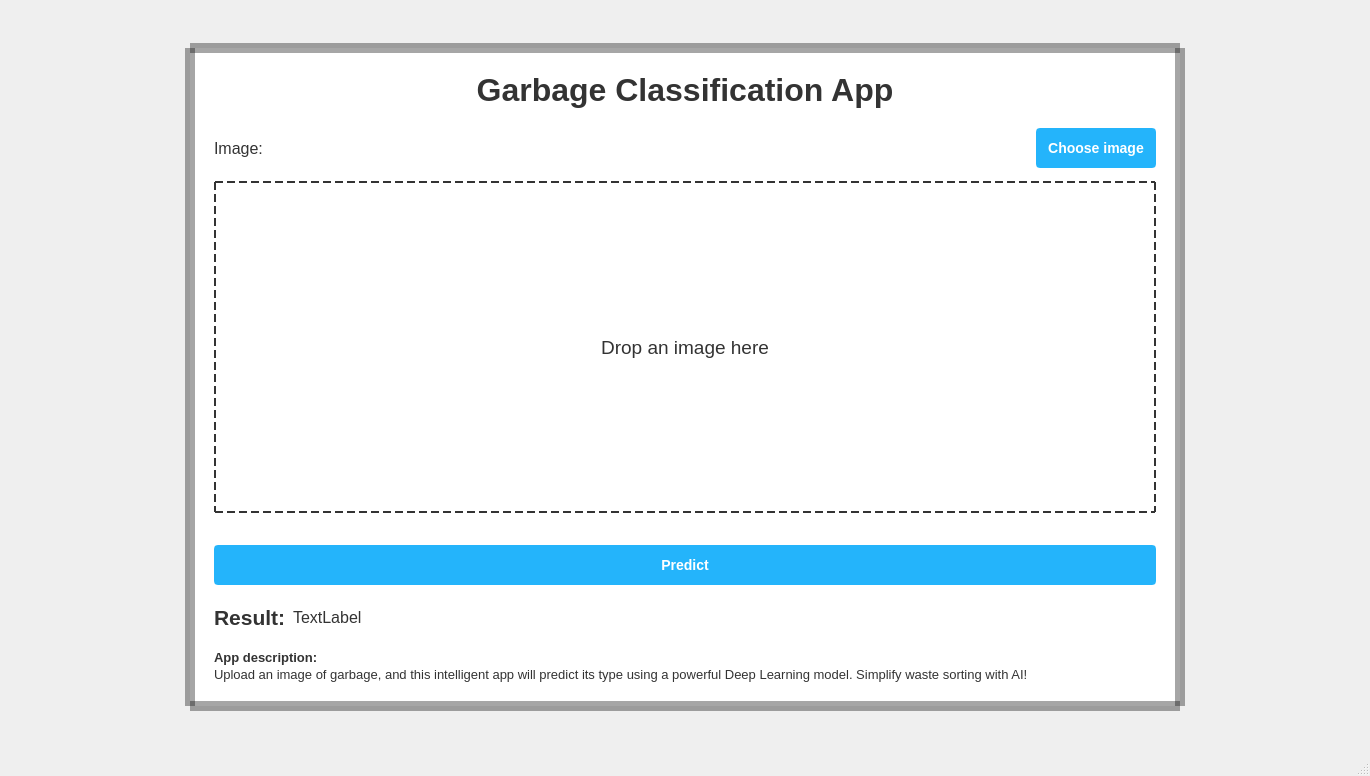
Above: ui/classify.ui from minhluquang/Garbage-Classification before the change. Below: the same form after it.
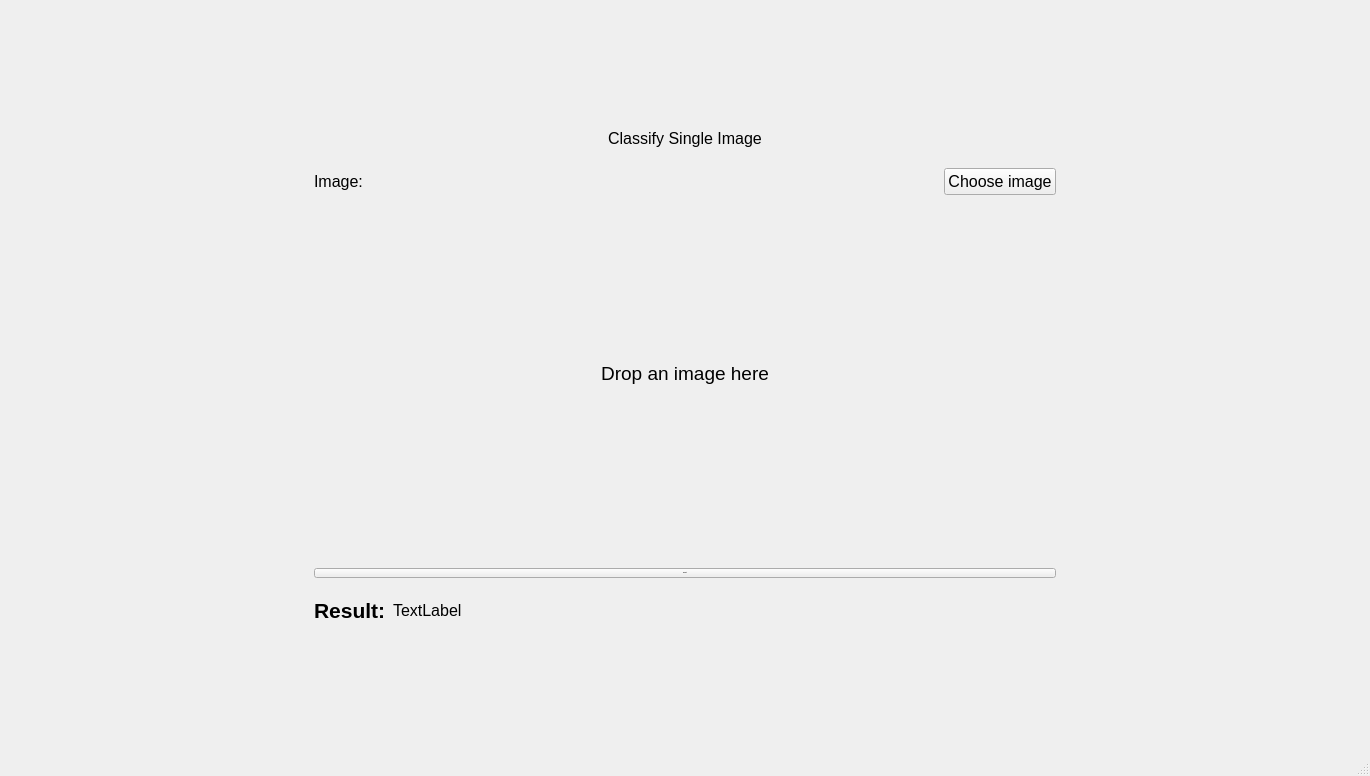
That is the form after the change. Icons and pictures are not drawn.

Diff of the .ui file:
```diff
--- a/ui/classify.ui
+++ b/ui/classify.ui
@@ -19,12 +19,6 @@
     <verstretch>0</verstretch>
    </sizepolicy>
   </property>
-  <property name="minimumSize">
-   <size>
-    <width>1200</width>
-    <height>700</height>
-   </size>
-  </property>
   <property name="font">
    <font>
     <pointsize>12</pointsize>
@@ -36,15 +30,11 @@
    <string>MainWindow</string>
   </property>
   <property name="styleSheet">
-   <string notr="true">QMainWindow {
-	border-image: url(assets/img/background.png);
-}
-
+   <string notr="true">
 /* Set background for widget */
 #widget {
-    background-color: #fff;
+    background-color: #fafafa;
     border-radius: 5px;
-	border: 10px solid rgba(0, 0, 0, 0.35);
 }
 
 /* Set text color for QLabel */
@@ -52,11 +42,16 @@
     color: #333;
 }
 
-#lbl_title, #lbl_result, #lbl_app_description {
+#lbl_title, #lbl_result, #lbl_app_description, #lbl_title_file {
 	font-weight: bold
 }
 
-QPushButton {
+#lbl_title_file {
+	font-size: 24px;
+	text-align: center;
+}
+
+#btn_predict_file, #btn_choose_img_file {
 	padding: 10px;
  	border-radius: 4px;
   	border: 2px solid #24b4fb;
@@ -65,9 +60,11 @@
 	margin-top: 10px;
     font-weight: bold;
     font-size: 14px;
+	text-align: center;
 }
 
-QPushButton:hover {
+#btn_predict_file:hover,
+#btn_choose_img_file:hover {
    	background-color: #0071e2;
 }
 
@@ -86,16 +83,18 @@
 	background-color: #fff;
 }
 
-#lbl_path {
-	
-}
-
 #btn_img {
 	margin: 0px!important;
 }
 </string>
   </property>
   <widget class="QWidget" name="centralwidget">
+   <property name="minimumSize">
+    <size>
+     <width>0</width>
+     <height>0</height>
+    </size>
+   </property>
    <layout class="QGridLayout" name="gridLayout">
     <item row="1" column="1">
      <widget class="QWidget" name="widget" native="true">
@@ -104,8 +103,8 @@
       </property>
       <property name="minimumSize">
        <size>
-        <width>1000</width>
-        <height>600</height>
+        <width>800</width>
+        <height>0</height>
        </size>
       </property>
       <layout class="QHBoxLayout" name="horizontalLayout">
@@ -147,26 +146,9 @@
           </spacer>
          </item>
          <item>
-          <widget class="QLabel" name="lbl_title">
-           <property name="enabled">
-            <bool>true</bool>
-           </property>
-           <property name="font">
-            <font>
-             <family>Segoe UI</family>
-             <pointsize>24</pointsize>
-             <weight>75</weight>
-             <bold>true</bold>
-            </font>
-           </property>
-           <property name="frameShadow">
-            <enum>QFrame::Plain</enum>
-           </property>
+          <widget class="QLabel" name="lbl_title_file">
            <property name="text">
-            <string>Garbage Classification App</string>
-           </property>
-           <property name="textFormat">
-            <enum>Qt::PlainText</enum>
+            <string>Classify Single Image</string>
            </property>
            <property name="alignment">
             <set>Qt::AlignCenter</set>
@@ -243,7 +225,13 @@
           </layout>
          </item>
          <item>
-          <widget class="QPushButton" name="btn_predict">
+          <widget class="QPushButton" name="btn_predict_file">
+           <property name="sizePolicy">
+            <sizepolicy hsizetype="Minimum" vsizetype="Fixed">
+             <horstretch>0</horstretch>
+             <verstretch>0</verstretch>
+            </sizepolicy>
+           </property>
            <property name="font">
             <font>
              <pointsize>-1</pointsize>
@@ -319,32 +307,6 @@
            <property name="spacing">
             <number>2</number>
            </property>
-           <item>
-            <widget class="QLabel" name="lbl_app_description">
-             <property name="font">
-              <font>
-               <pointsize>10</pointsize>
-               <weight>75</weight>
-               <bold>true</bold>
-              </font>
-             </property>
-             <property name="text">
-              <string>App description:</string>
-             </property>
-            </widget>
-           </item>
-           <item>
-            <widget class="QLabel" name="label_2">
-             <property name="font">
-              <font>
-               <pointsize>10</pointsize>
-              </font>
-             </property>
-             <property name="text">
-              <string>Upload an image of garbage, and this intelligent app will predict its type using a powerful Deep Learning model. Simplify waste sorting with AI!</string>
-             </property>
-            </widget>
-           </item>
           </layout>
          </item>
          <item>
```
Left out of the diff: 2 changed lines with no effect on the pictures.
